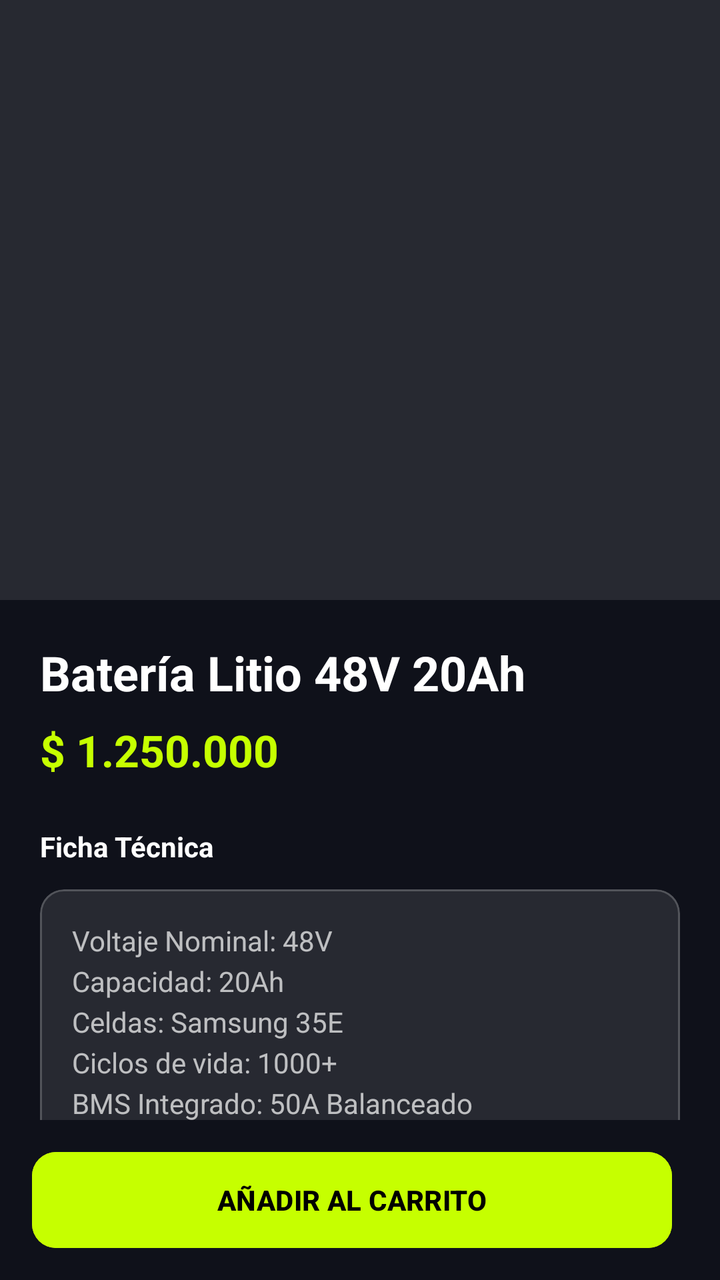
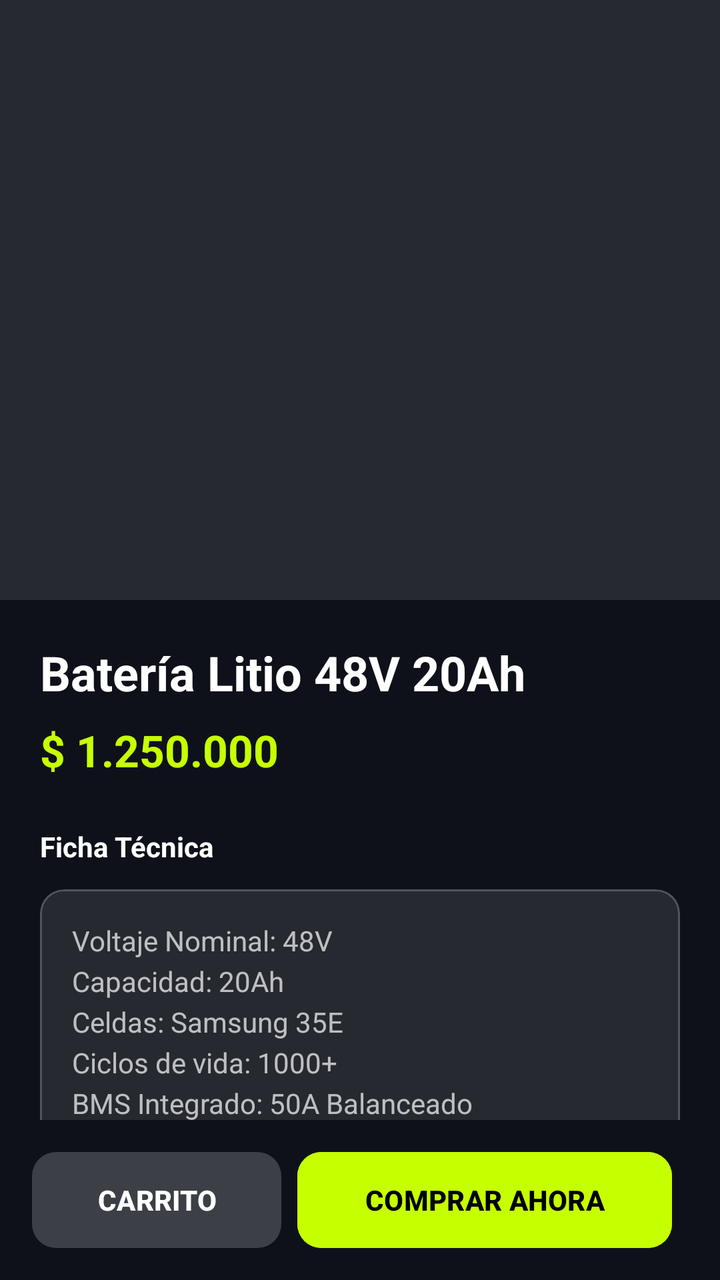

Before-and-after screenshots of an Android layout around one commit, followed by the original layout XML and the change that was made.
<!-- AndroidManifest.xml: application theme Theme.VoltCore -->
<!-- res/layout/fragment_product_detail.xml -->
<?xml version="1.0" encoding="utf-8"?>
<androidx.coordinatorlayout.widget.CoordinatorLayout xmlns:android="http://schemas.android.com/apk/res/android"
    xmlns:app="http://schemas.android.com/apk/res-auto"
    android:layout_width="match_parent"
    android:layout_height="match_parent"
    android:background="@color/volt_background">

    <androidx.core.widget.NestedScrollView
        android:layout_width="match_parent"
        android:layout_height="match_parent"
        android:paddingBottom="80dp">

        <LinearLayout
            android:layout_width="match_parent"
            android:layout_height="wrap_content"
            android:orientation="vertical">

            <androidx.viewpager2.widget.ViewPager2
                android:id="@+id/vpProductGallery"
                android:layout_width="match_parent"
                android:layout_height="300dp"
                android:background="@color/glass_surface" />

            <LinearLayout
                android:layout_width="match_parent"
                android:layout_height="wrap_content"
                android:orientation="vertical"
                android:padding="20dp">

                <TextView
                    android:id="@+id/tvDetailName"
                    android:layout_width="wrap_content"
                    android:layout_height="wrap_content"
                    android:text="Batería Litio 48V 20Ah"
                    android:textColor="@color/white"
                    android:textSize="24sp"
                    android:textStyle="bold" />

                <TextView
                    android:id="@+id/tvDetailPrice"
                    android:layout_width="wrap_content"
                    android:layout_height="wrap_content"
                    android:layout_marginTop="8dp"
                    android:text="$ 1.250.000"
                    android:textColor="@color/volt_primary"
                    android:textSize="22sp"
                    android:textStyle="bold" />

                <TextView
                    android:layout_width="wrap_content"
                    android:layout_height="wrap_content"
                    android:layout_marginTop="24dp"
                    android:text="Ficha Técnica"
                    android:textColor="@color/white"
                    android:textStyle="bold" />

                <com.google.android.material.card.MaterialCardView
                    android:layout_width="match_parent"
                    android:layout_height="wrap_content"
                    android:layout_marginTop="12dp"
                    app:cardBackgroundColor="@color/glass_surface"
                    app:cardCornerRadius="12dp"
                    app:strokeColor="@color/glass_stroke"
                    app:strokeWidth="1dp">

                    <TextView
                        android:id="@+id/tvTechnicalSheet"
                        android:layout_width="match_parent"
                        android:layout_height="wrap_content"
                        android:padding="16dp"
                        android:text="Voltaje Nominal: 48V\nCapacidad: 20Ah\nCeldas: Samsung 35E\nCiclos de vida: 1000+\nBMS Integrado: 50A Balanceado\nPeso: 4.5kg"
                        android:textColor="#B3FFFFFF"
                        android:lineSpacingExtra="4dp"/>
                </com.google.android.material.card.MaterialCardView>

                <TextView
                    android:layout_width="wrap_content"
                    android:layout_height="wrap_content"
                    android:layout_marginTop="24dp"
                    android:text="Descripción"
                    android:textColor="@color/white"
                    android:textStyle="bold" />

                <TextView
                    android:id="@+id/tvDetailDescription"
                    android:layout_width="match_parent"
                    android:layout_height="wrap_content"
                    android:layout_marginTop="8dp"
                    android:text="Batería de alta densidad energética ideal para bicicletas eléctricas y scooters de alto rendimiento. Construida con celdas de grado A."
                    android:textColor="#B3FFFFFF" />

            </LinearLayout>
        </LinearLayout>
    </androidx.core.widget.NestedScrollView>

    <com.google.android.material.bottomappbar.BottomAppBar
        android:layout_width="match_parent"
        android:layout_height="wrap_content"
        android:layout_gravity="bottom"
        android:backgroundTint="@color/volt_background"
        app:fabAlignmentMode="end">

        <LinearLayout
            android:layout_width="match_parent"
            android:layout_height="match_parent"
            android:gravity="center_vertical"
            android:paddingEnd="16dp">

            <com.google.android.material.button.MaterialButton
                android:id="@+id/btnAddToCart"
                android:layout_width="match_parent"
                android:layout_height="56dp"
                android:text="AÑADIR AL CARRITO"
                android:backgroundTint="@color/volt_primary"
                android:textColor="@color/black"
                android:textStyle="bold"
                app:cornerRadius="12dp" />
        </LinearLayout>
    </com.google.android.material.bottomappbar.BottomAppBar>

</androidx.coordinatorlayout.widget.CoordinatorLayout>
<!-- resources referenced by this layout -->
<resources>
  <color name="black">#FF000000</color>
  <color name="glass_stroke">#33FFFFFF</color>
  <color name="glass_surface">#1AFFFFFF</color>
  <color name="volt_background">#0F111A</color>
  <color name="volt_primary">#C6FF00</color>
  <color name="white">#FFFFFFFF</color>
  <style name="Theme.VoltCore" parent="Base.Theme.VoltCore" />
  <style name="Base.Theme.VoltCore" parent="Theme.Material3.DayNight.NoActionBar">
          
          <item name="colorPrimary">@color/volt_primary</item>
          <item name="android:windowBackground">@color/volt_background</item>
          <item name="colorSurface">@color/glass_surface</item>
          <item name="colorOnSurface">@color/white</item>
      </style>
</resources>

<!-- the commit's change to res/layout/fragment_product_detail.xml (unified diff, before → after) -->
@@ -15,11 +15,25 @@
             android:layout_height="wrap_content"
             android:orientation="vertical">
 
-            <androidx.viewpager2.widget.ViewPager2
-                android:id="@+id/vpProductGallery"
+            <FrameLayout
                 android:layout_width="match_parent"
                 android:layout_height="300dp"
-                android:background="@color/glass_surface" />
+                android:background="@color/glass_surface">
+                <ImageView
+                    android:id="@+id/ivDetailProduct"
+                    android:layout_width="match_parent"
+                    android:layout_height="match_parent"
+                    android:scaleType="centerCrop"
+                    android:contentDescription="Imagen del producto" />
+                <TextView
+                    android:id="@+id/tvDetailEmoji"
+                    android:layout_width="match_parent"
+                    android:layout_height="match_parent"
+                    android:gravity="center"
+                    android:textSize="120sp"
+                    android:visibility="gone"
+                    android:textColor="@color/white" />
+            </FrameLayout>
 
             <LinearLayout
                 android:layout_width="match_parent"
@@ -104,13 +118,27 @@
             android:layout_width="match_parent"
             android:layout_height="match_parent"
             android:gravity="center_vertical"
-            android:paddingEnd="16dp">
+            android:paddingEnd="16dp"
+            android:orientation="horizontal">
 
             <com.google.android.material.button.MaterialButton
                 android:id="@+id/btnAddToCart"
-                android:layout_width="match_parent"
+                android:layout_width="0dp"
                 android:layout_height="56dp"
-                android:text="AÑADIR AL CARRITO"
+                android:layout_weight="1"
+                android:text="CARRITO"
+                android:backgroundTint="@color/glass_surface"
+                android:textColor="@color/white"
+                android:textStyle="bold"
+                app:cornerRadius="12dp"
+                android:layout_marginEnd="8dp" />
+
+            <com.google.android.material.button.MaterialButton
+                android:id="@+id/btnBuyNow"
+                android:layout_width="0dp"
+                android:layout_height="56dp"
+                android:layout_weight="1.5"
+                android:text="COMPRAR AHORA"
                 android:backgroundTint="@color/volt_primary"
                 android:textColor="@color/black"
                 android:textStyle="bold"
